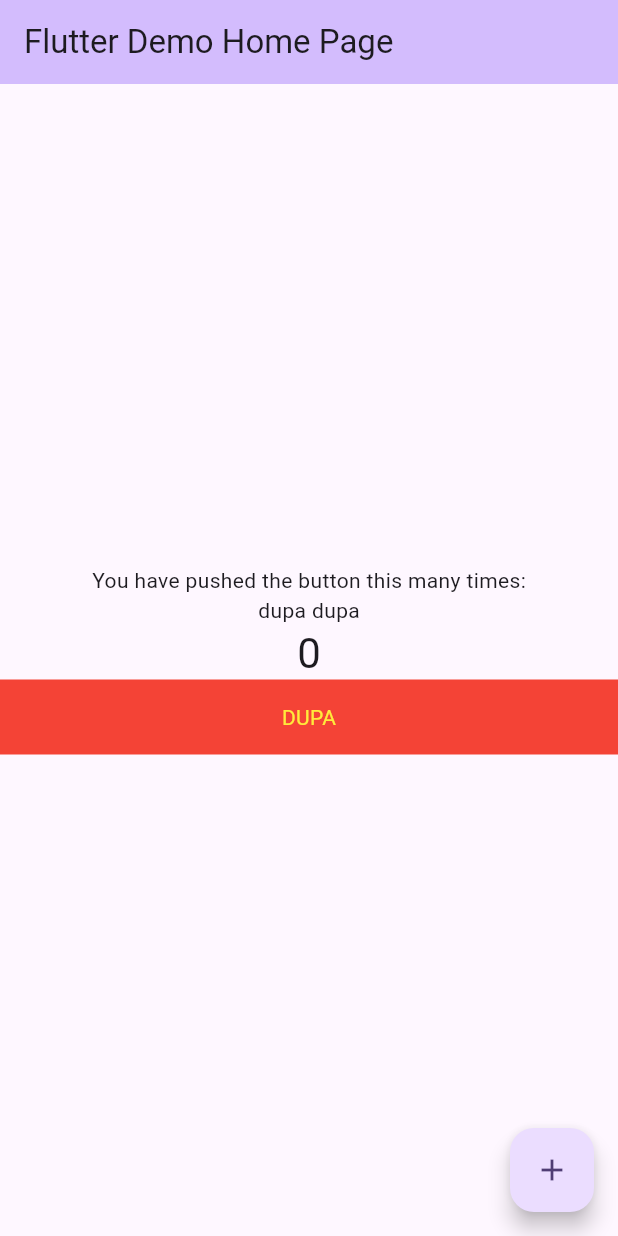
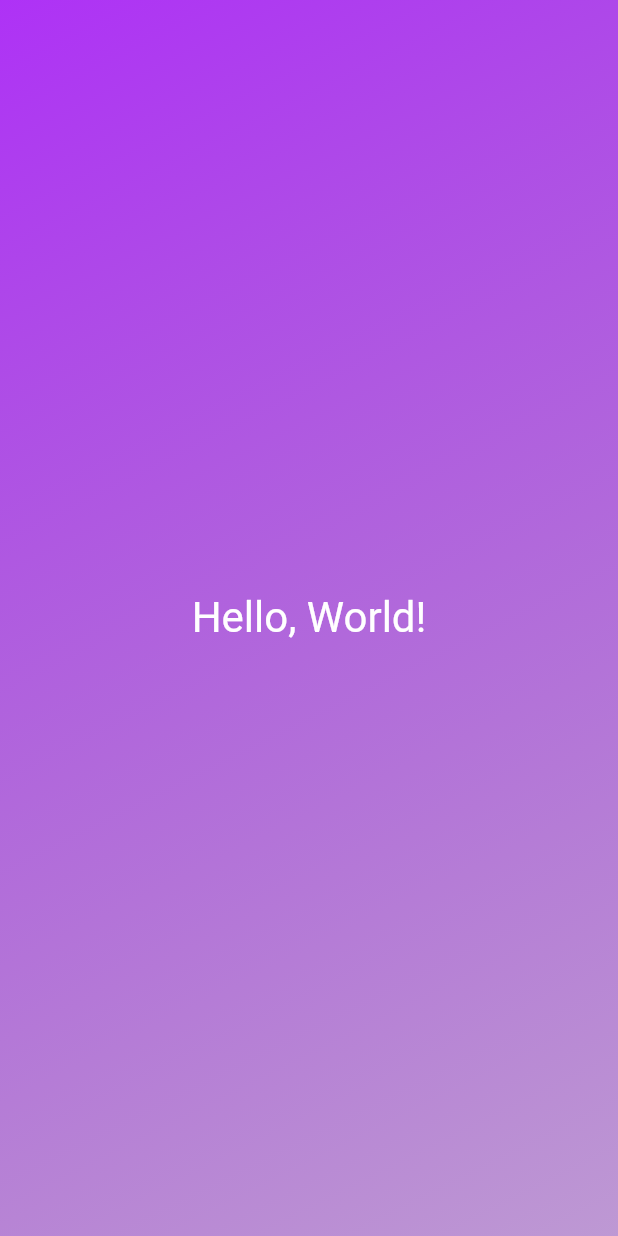
Before and after one commit to IgnacyBerent/Flutter-First_App, a Flutter app: the screen it shows after launch, on a phone screen of 412 x 824 dp. Run offline on Flutter 3.47's test engine with Material 2 defaults, Android fonts, the phone set to English and light mode, and no system bars.

Commit message:
dart basics

```diff
--- /dev/null
+++ b/lib/gradient_container.dart
@@ -0,0 +1,24 @@
+import 'package:flutter/material.dart';
+import 'package:first_app/styled_text.dart';
+
+class GradientContainer extends StatelessWidget {
+  const GradientContainer({super.key, required this.colors});
+
+  final List<Color> colors;
+
+  @override
+  Widget build(context) {
+    return Container(
+      decoration: BoxDecoration(
+        gradient: LinearGradient(
+          colors: colors,
+          begin: Alignment.topLeft,
+          end: Alignment.bottomRight,
+        ),
+      ),
+      child: const Center(
+        child: StyledText("Hello, World!"),
+      ),
+    );
+  }
+}
--- a/lib/main.dart
+++ b/lib/main.dart
@@ -1,139 +1,17 @@
 import 'package:flutter/material.dart';
+import 'package:first_app/gradient_container.dart';
 
 void main() {
-  runApp(const MyApp());
-}
-
-class MyApp extends StatelessWidget {
-  const MyApp({super.key});
-
-  // This widget is the root of your application.
-  @override
-  Widget build(BuildContext context) {
-    return MaterialApp(
-      title: 'Flutter Demo',
-      theme: ThemeData(
-        // This is the theme of your application.
-        //
-        // TRY THIS: Try running your application with "flutter run". You'll see
-        // the application has a blue toolbar. Then, without quitting the app,
-        // try changing the seedColor in the colorScheme below to Colors.green
-        // and then invoke "hot reload" (save your changes or press the "hot
-        // reload" button in a Flutter-supported IDE, or press "r" if you used
-        // the command line to start the app).
-        //
-        // Notice that the counter didn't reset back to zero; the application
-        // state is not lost during the reload. To reset the state, use hot
-        // restart instead.
-        //
-        // This works for code too, not just values: Most code changes can be
-        // tested with just a hot reload.
-        colorScheme: ColorScheme.fromSeed(seedColor: Colors.deepPurple),
-        useMaterial3: true,
-      ),
-      home: const MyHomePage(title: 'Flutter Demo Home Page'),
-    );
-  }
-}
-
-class MyHomePage extends StatefulWidget {
-  const MyHomePage({super.key, required this.title});
-
-  // This widget is the home page of your application. It is stateful, meaning
-  // that it has a State object (defined below) that contains fields that affect
-  // how it looks.
-
-  // This class is the configuration for the state. It holds the values (in this
-  // case the title) provided by the parent (in this case the App widget) and
-  // used by the build method of the State. Fields in a Widget subclass are
-  // always marked "final".
-
-  final String title;
-
-  @override
-  State<MyHomePage> createState() => _MyHomePageState();
-}
-
-class _MyHomePageState extends State<MyHomePage> {
-  int _counter = 0;
-
-  void _incrementCounter() {
-    setState(() {
-      // This call to setState tells the Flutter framework that something has
-      // changed in this State, which causes it to rerun the build method below
-      // so that the display can reflect the updated values. If we changed
-      // _counter without calling setState(), then the build method would not be
-      // called again, and so nothing would appear to happen.
-      _counter++;
-    });
-  }
-
-  @override
-  Widget build(BuildContext context) {
-    // This method is rerun every time setState is called, for instance as done
-    // by the _incrementCounter method above.
-    //
-    // The Flutter framework has been optimized to make rerunning build methods
-    // fast, so that you can just rebuild anything that needs updating rather
-    // than having to individually change instances of widgets.
-    return Scaffold(
-      appBar: AppBar(
-        // TRY THIS: Try changing the color here to a specific color (to
-        // Colors.amber, perhaps?) and trigger a hot reload to see the AppBar
-        // change color while the other colors stay the same.
-        backgroundColor: Theme.of(context).colorScheme.inversePrimary,
-        // Here we take the value from the MyHomePage object that was created by
-        // the App.build method, and use it to set our appbar title.
-        title: Text(widget.title),
-      ),
-      body: Center(
-        // Center is a layout widget. It takes a single child and positions it
-        // in the middle of the parent.
-        child: Column(
-          // Column is also a layout widget. It takes a list of children and
-          // arranges them vertically. By default, it sizes itself to fit its
-          // children horizontally, and tries to be as tall as its parent.
-          //
-          // Column has various properties to control how it sizes itself and
-          // how it positions its children. Here we use mainAxisAlignment to
-          // center the children vertically; the main axis here is the vertical
-          // axis because Columns are vertical (the cross axis would be
-          // horizontal).
-          //
-          // TRY THIS: Invoke "debug painting" (choose the "Toggle Debug Paint"
-          // action in the IDE, or press "p" in the console), to see the
-          // wireframe for each widget.
-          mainAxisAlignment: MainAxisAlignment.center,
-          children: <Widget>[
-            const Text(
-              'You have pushed the button this many times:',
-            ),
-            Text(
-              'dupa dupa',
-            ),
-            Text(
-              '$_counter',
-              style: Theme.of(context).textTheme.headlineMedium,
-            ),
-            Container(
-              height: 50,
-              width: double.infinity,
-              color: Colors.red,
-              child: const Center(
-                child: Text(
-                  'DUPA',
-                  style: TextStyle(color: Colors.yellow),
-                ),
-              ),
-            )
+  runApp(
+    const MaterialApp(
+      home: Scaffold(
+        body: GradientContainer(
+          colors: [
+            Color.fromARGB(205, 156, 1, 245),
+            Color.fromARGB(103, 101, 9, 155),
           ],
         ),
       ),
-      floatingActionButton: FloatingActionButton(
-        onPressed: _incrementCounter,
-        tooltip: 'Increment',
-        child: const Icon(Icons.add),
-      ), // This trailing comma makes auto-formatting nicer for build methods.
-    );
-  }
+    ),
+  );
 }
--- /dev/null
+++ b/lib/styled_text.dart
@@ -0,0 +1,18 @@
+import 'package:flutter/material.dart';
+
+class StyledText extends StatelessWidget {
+  const StyledText(this.text, {super.key});
+
+  final String text;
+
+  @override
+  Widget build(context) {
+    return Text(
+      text,
+      style: const TextStyle(
+        fontSize: 28,
+        color: Colors.white,
+      ),
+    );
+  }
+}
```
